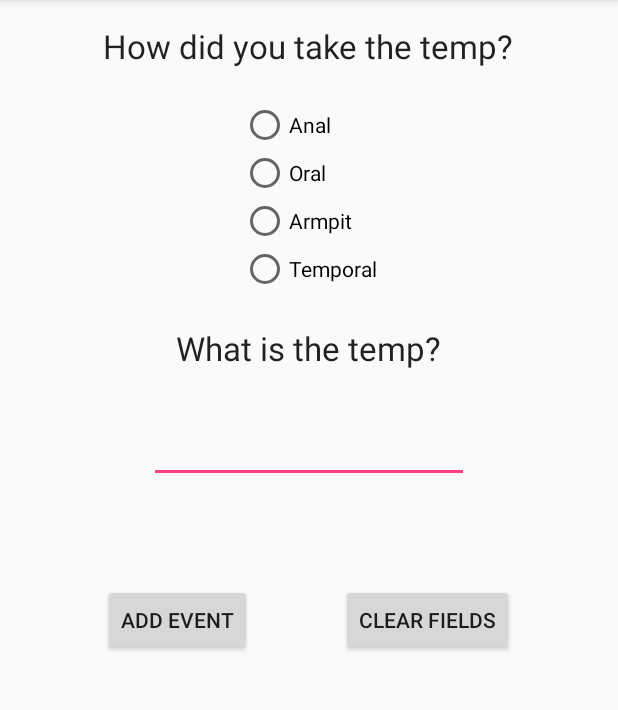
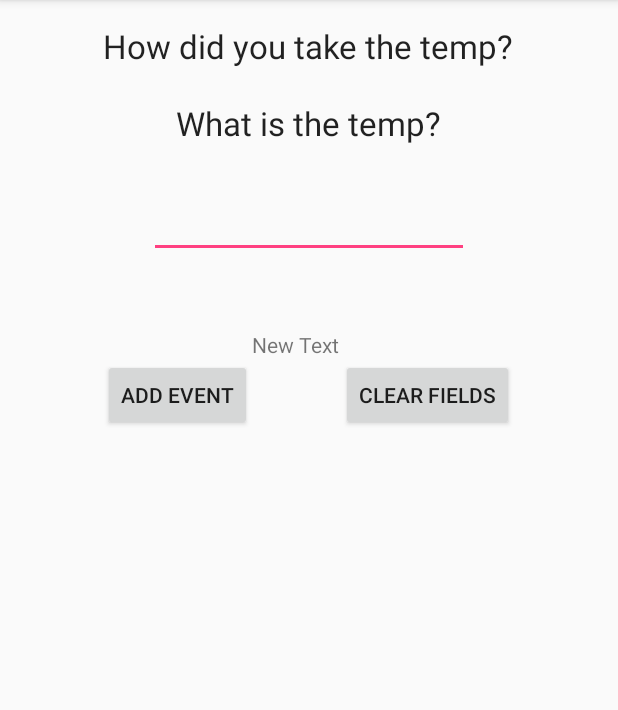
Before and after one commit to intelwalk-zz/BabyTracker, an Android app: the TemperatureInput screen opened directly, with no data from a screen before it, on a phone screen of 412 x 824 dp, the part 84-794 px from its top. Run offline under Robolectric (Android 15) with nearby library versions, the phone set to English and light mode, and no system bars.

Commit message:
4-19-2016 9:42pm

```diff
--- a/app/src/main/java/com/intelwalk/babytracker/TemperatureInput.java
+++ b/app/src/main/java/com/intelwalk/babytracker/TemperatureInput.java
@@ -2,6 +2,7 @@ package com.intelwalk.babytracker;
 
 import android.support.v7.app.AppCompatActivity;
 import android.os.Bundle;
+import android.view.View;
 import android.widget.EditText;
 import android.widget.RadioButton;
 import android.widget.TextView;
@@ -11,17 +12,32 @@ public class TemperatureInput extends AppCompatActivity {
     TextView temperaturenumber;
     RadioButton temperaturetype;
     MyDBHandler dbHandler;
+    TextView output;
 
     @Override
     protected void onCreate(Bundle savedInstanceState) {
         super.onCreate(savedInstanceState);
         setContentView(R.layout.activity_temperature_input);
         temperaturenumber = (TextView) findViewById(R.id.textView3);
-        temperaturetype = (RadioButton) findViewById(R.id.radioButton);
         dbHandler = new MyDBHandler(this,null,null,1);
+        //output.setText("onCreate");
     }
 
     public void addButtonClicked(View view){
-        Event event = new Event()
+        Event event = new Event("Temperature");
+        event.set_temperaturenumber(temperaturenumber.getText().toString());
+        //event.set_temperaturetype((temperaturetype.getText().toString()));
+        dbHandler.addEvent(event);
+        printDatabase();
+    }
+
+    public void clearAllFields(View view){
+        temperaturenumber.setText("");
+        //temperaturetype.setText("");
+    }
+
+    public void printDatabase(){
+        String dbString = dbHandler.databaseToString();
+        output.setText(dbString);
     }
 }
--- a/app/src/main/res/layout/activity_temperature_input.xml
+++ b/app/src/main/res/layout/activity_temperature_input.xml
@@ -7,7 +7,9 @@
     android:paddingLeft="@dimen/activity_horizontal_margin"
     android:paddingRight="@dimen/activity_horizontal_margin"
     android:paddingTop="@dimen/activity_vertical_margin"
-    tools:context="com.intelwalk.babytracker.TemperatureInput">
+    tools:context="com.intelwalk.babytracker.TemperatureInput"
+    android:onClick="addButtonClicked"
+    android:clickable="true">
 
     <TextView
         android:layout_width="wrap_content"
@@ -18,55 +20,15 @@
         android:layout_alignParentTop="true"
         android:layout_centerHorizontal="true" />
 
-    <RadioButton
-        android:layout_width="wrap_content"
-        android:layout_height="wrap_content"
-        android:text="Anal"
-        android:id="@+id/radioButton"
-        android:layout_marginTop="22dp"
-        android:checked="false"
-        android:layout_below="@+id/textView2"
-        android:layout_alignLeft="@+id/radioButton2"
-        android:layout_alignStart="@+id/radioButton2" />
-
-    <RadioButton
-        android:layout_width="wrap_content"
-        android:layout_height="wrap_content"
-        android:text="Oral"
-        android:id="@+id/radioButton2"
-        android:checked="false"
-        android:layout_below="@+id/radioButton"
-        android:layout_alignLeft="@+id/radioButton3"
-        android:layout_alignStart="@+id/radioButton3" />
-
-    <RadioButton
-        android:layout_width="wrap_content"
-        android:layout_height="wrap_content"
-        android:text="Armpit"
-        android:id="@+id/radioButton3"
-        android:checked="false"
-        android:layout_below="@+id/radioButton2"
-        android:layout_alignLeft="@+id/radioButton4"
-        android:layout_alignStart="@+id/radioButton4" />
-
-    <RadioButton
-        android:layout_width="wrap_content"
-        android:layout_height="wrap_content"
-        android:text="Temporal"
-        android:id="@+id/radioButton4"
-        android:checked="false"
-        android:layout_below="@+id/radioButton3"
-        android:layout_centerHorizontal="true" />
-
     <TextView
         android:layout_width="wrap_content"
         android:layout_height="wrap_content"
         android:textAppearance="?android:attr/textAppearanceLarge"
         android:text="What is the temp?"
         android:id="@+id/textView3"
-        android:layout_below="@+id/radioButton4"
         android:layout_centerHorizontal="true"
-        android:layout_marginTop="22dp" />
+        android:layout_marginTop="22dp"
+        android:layout_below="@+id/textView2" />
 
     <EditText
         android:layout_width="wrap_content"
@@ -95,6 +57,18 @@
         android:id="@+id/button9"
         android:layout_alignTop="@+id/button8"
         android:layout_alignRight="@+id/textView2"
-        android:layout_alignEnd="@+id/textView2" />
+        android:layout_alignEnd="@+id/textView2"
+        android:clickable="true"
+        android:onClick="clearAllFields" />
+
+    <TextView
+        android:layout_width="wrap_content"
+        android:layout_height="wrap_content"
+        android:text="New Text"
+        android:id="@+id/textView4"
+        android:layout_above="@+id/button9"
+        android:layout_toRightOf="@+id/button8"
+        android:layout_toEndOf="@+id/button8"
+        android:layout_centerHorizontal="true" />
 
 </RelativeLayout>
```
Also changed, not shown: app/src/main/java/com/intelwalk/babytracker/Event.java (+8 -3 lines), app/src/main/java/com/intelwalk/babytracker/MyDBHandler.java (+22 -0 lines).
